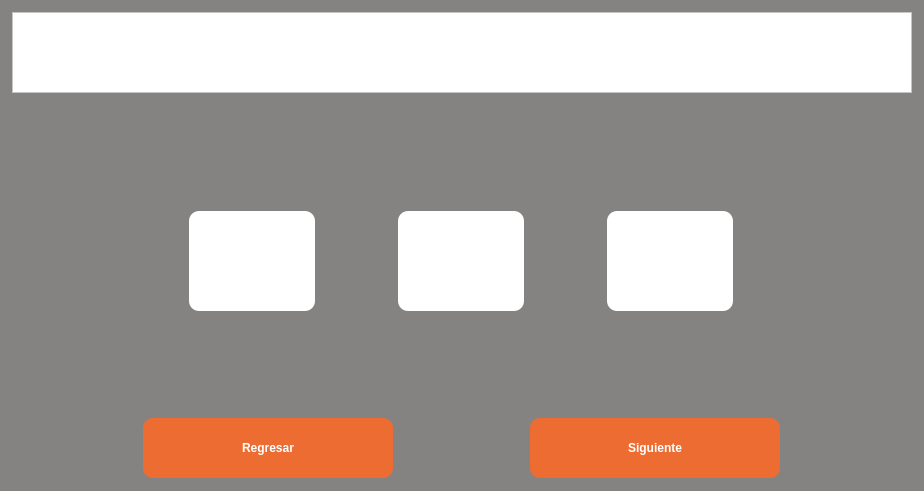
Old version of the form SeleccionTemplate.ui in the repository RicarlOz/DiplomaGenerator.
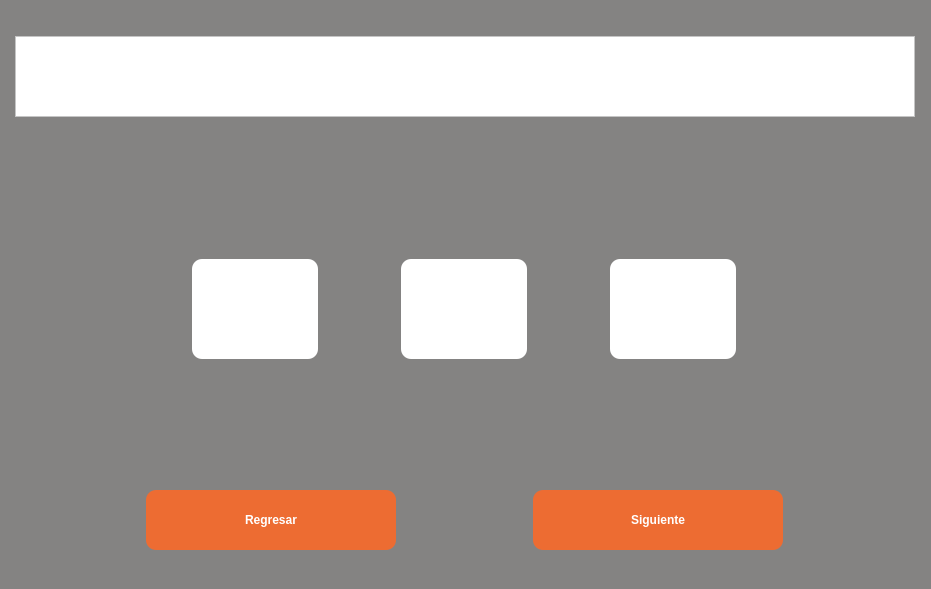
New version of the form. Icons and pictures are not drawn.

Patch:
```diff
--- a/SeleccionTemplate.ui
+++ b/SeleccionTemplate.ui
@@ -9,8 +9,8 @@
    <rect>
     <x>0</x>
     <y>0</y>
-    <width>924</width>
-    <height>491</height>
+    <width>931</width>
+    <height>589</height>
    </rect>
   </property>
   <property name="palette">
```
